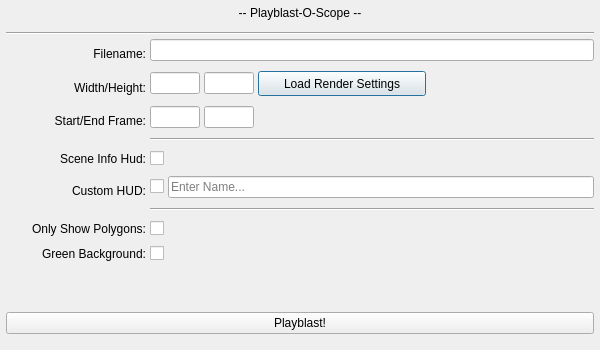
The window that src/calabash/scripts/calabash/views/UI/playblast02.ui (thomasjmoore/Calabash-Tools) describes before a commit, drawn with Qt 5.
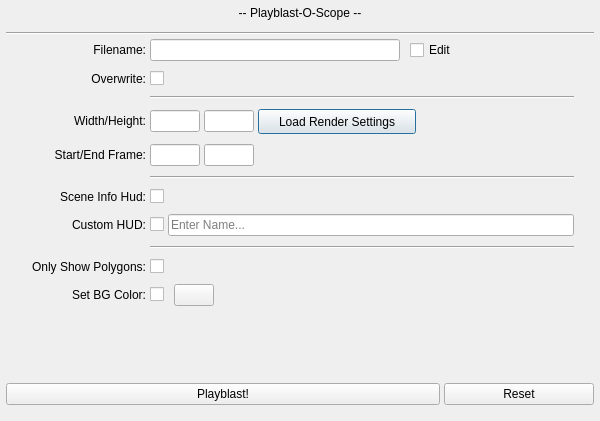
The same window after the commit.

Commit message: Saves custom hud, reset, custom bg color, overwrite toggle, get render resolution

Diff of the .ui file:
```diff
--- a/src/calabash/scripts/calabash/views/UI/playblast02.ui
+++ b/src/calabash/scripts/calabash/views/UI/playblast02.ui
@@ -7,7 +7,7 @@
     <x>0</x>
     <y>0</y>
     <width>600</width>
-    <height>350</height>
+    <height>421</height>
    </rect>
   </property>
   <property name="sizePolicy">
@@ -79,6 +79,9 @@
        <property name="topMargin">
         <number>0</number>
        </property>
+       <property name="rightMargin">
+        <number>20</number>
+       </property>
        <item row="0" column="0">
         <widget class="QLabel" name="filename_lbl">
          <property name="sizePolicy">
@@ -103,24 +106,44 @@
           <string>Filename:</string>
          </property>
          <property name="alignment">
-          <set>Qt::AlignBottom|Qt::AlignRight|Qt::AlignTrailing</set>
+          <set>Qt::AlignRight|Qt::AlignTrailing|Qt::AlignVCenter</set>
          </property>
          <property name="buddy">
           <cstring>filename_le</cstring>
          </property>
         </widget>
        </item>
-       <item row="0" column="1">
-        <widget class="QLineEdit" name="filename_le">
-         <property name="enabled">
-          <bool>true</bool>
-         </property>
-         <property name="readOnly">
-          <bool>false</bool>
-         </property>
-        </widget>
-       </item>
        <item row="1" column="0">
+        <widget class="QLabel" name="label_5">
+         <property name="minimumSize">
+          <size>
+           <width>120</width>
+           <height>0</height>
+          </size>
+         </property>
+         <property name="text">
+          <string>Overwrite:</string>
+         </property>
+         <property name="alignment">
+          <set>Qt::AlignRight|Qt::AlignTrailing|Qt::AlignVCenter</set>
+         </property>
+        </widget>
+       </item>
+       <item row="1" column="1">
+        <widget class="QCheckBox" name="overwrite_chk">
+         <property name="text">
+          <string/>
+         </property>
+        </widget>
+       </item>
+       <item row="2" column="1">
+        <widget class="Line" name="line_3">
+         <property name="orientation">
+          <enum>Qt::Horizontal</enum>
+         </property>
+        </widget>
+       </item>
+       <item row="3" column="0">
         <widget class="QLabel" name="widthHeight_lbl">
          <property name="sizePolicy">
           <sizepolicy hsizetype="Fixed" vsizetype="Preferred">
@@ -138,14 +161,14 @@
           <string>Width/Height:</string>
          </property>
          <property name="alignment">
-          <set>Qt::AlignBottom|Qt::AlignRight|Qt::AlignTrailing</set>
+          <set>Qt::AlignRight|Qt::AlignTrailing|Qt::AlignVCenter</set>
          </property>
          <property name="buddy">
           <cstring>width_le</cstring>
          </property>
         </widget>
        </item>
-       <item row="1" column="1">
+       <item row="3" column="1">
         <layout class="QHBoxLayout" name="widthHeight_hlt">
          <property name="spacing">
           <number>4</number>
@@ -225,7 +248,7 @@
          </item>
         </layout>
        </item>
-       <item row="2" column="0">
+       <item row="4" column="0">
         <widget class="QLabel" name="startEnd_lbl">
          <property name="sizePolicy">
           <sizepolicy hsizetype="Fixed" vsizetype="Preferred">
@@ -243,14 +266,14 @@
           <string>Start/End Frame:</string>
          </property>
          <property name="alignment">
-          <set>Qt::AlignBottom|Qt::AlignRight|Qt::AlignTrailing</set>
+          <set>Qt::AlignRight|Qt::AlignTrailing|Qt::AlignVCenter</set>
          </property>
          <property name="buddy">
           <cstring>start_le</cstring>
          </property>
         </widget>
        </item>
-       <item row="2" column="1">
+       <item row="4" column="1">
         <layout class="QHBoxLayout" name="startEnd_hlt">
          <property name="spacing">
           <number>4</number>
@@ -302,24 +325,14 @@
          </item>
         </layout>
        </item>
-       <item row="3" column="1">
-        <widget class="Line" name="line">
-         <property name="orientation">
-          <enum>Qt::Horizontal</enum>
-         </property>
-        </widget>
-       </item>
        <item row="5" column="1">
-        <widget class="QCheckBox" name="hud_chk">
-         <property name="text">
-          <string/>
-         </property>
-         <property name="checked">
-          <bool>false</bool>
+        <widget class="Line" name="line">
+         <property name="orientation">
+          <enum>Qt::Horizontal</enum>
          </property>
         </widget>
        </item>
-       <item row="5" column="0">
+       <item row="7" column="0">
         <widget class="QLabel" name="label">
          <property name="sizePolicy">
           <sizepolicy hsizetype="Minimum" vsizetype="Preferred">
@@ -337,11 +350,37 @@
           <string>Scene Info Hud:</string>
          </property>
          <property name="alignment">
-          <set>Qt::AlignBottom|Qt::AlignRight|Qt::AlignTrailing</set>
+          <set>Qt::AlignRight|Qt::AlignTrailing|Qt::AlignVCenter</set>
          </property>
         </widget>
        </item>
-       <item row="6" column="1">
+       <item row="7" column="1">
+        <widget class="QCheckBox" name="hud_chk">
+         <property name="text">
+          <string/>
+         </property>
+         <property name="checked">
+          <bool>false</bool>
+         </property>
+        </widget>
+       </item>
+       <item row="8" column="0">
+        <widget class="QLabel" name="label_2">
+         <property name="minimumSize">
+          <size>
+           <width>120</width>
+           <height>0</height>
+          </size>
+         </property>
+         <property name="text">
+          <string>Custom HUD:</string>
+         </property>
+         <property name="alignment">
+          <set>Qt::AlignRight|Qt::AlignTrailing|Qt::AlignVCenter</set>
+         </property>
+        </widget>
+       </item>
+       <item row="8" column="1">
         <layout class="QHBoxLayout" name="cstmHud_hlt">
          <property name="spacing">
           <number>4</number>
@@ -368,47 +407,14 @@
          </item>
         </layout>
        </item>
-       <item row="6" column="0">
-        <widget class="QLabel" name="label_2">
-         <property name="minimumSize">
-          <size>
-           <width>120</width>
-           <height>0</height>
-          </size>
-         </property>
-         <property name="text">
-          <string>Custom HUD:</string>
-         </property>
-         <property name="alignment">
-          <set>Qt::AlignBottom|Qt::AlignRight|Qt::AlignTrailing</set>
-         </property>
-        </widget>
-       </item>
-       <item row="7" column="1">
-        <widget class="Line" name="line_2">
-         <property name="orientation">
-          <enum>Qt::Horizontal</enum>
-         </property>
-        </widget>
-       </item>
-       <item row="8" column="1">
-        <widget class="QCheckBox" name="clearViewport_chk">
-         <property name="text">
-          <string/>
-         </property>
-         <property name="checked">
-          <bool>false</bool>
-         </property>
-        </widget>
-       </item>
        <item row="9" column="1">
-        <widget class="QCheckBox" name="green_chk">
-         <property name="text">
-          <string/>
+        <widget class="Line" name="line_2">
+         <property name="orientation">
+          <enum>Qt::Horizontal</enum>
          </property>
         </widget>
        </item>
-       <item row="8" column="0">
+       <item row="10" column="0">
         <widget class="QLabel" name="label_3">
          <property name="minimumSize">
           <size>
@@ -420,11 +426,21 @@
           <string>Only Show Polygons:</string>
          </property>
          <property name="alignment">
-          <set>Qt::AlignBottom|Qt::AlignRight|Qt::AlignTrailing</set>
+          <set>Qt::AlignRight|Qt::AlignTrailing|Qt::AlignVCenter</set>
          </property>
         </widget>
        </item>
-       <item row="9" column="0">
+       <item row="10" column="1">
+        <widget class="QCheckBox" name="clearViewport_chk">
+         <property name="text">
+          <string/>
+         </property>
+         <property name="checked">
+          <bool>false</bool>
+         </property>
+        </widget>
+       </item>
+       <item row="11" column="0">
         <widget class="QLabel" name="label_4">
          <property name="minimumSize">
           <size>
@@ -433,13 +449,80 @@
           </size>
          </property>
          <property name="text">
-          <string>Green Background:</string>
+          <string>Set BG Color:</string>
          </property>
          <property name="alignment">
-          <set>Qt::AlignBottom|Qt::AlignRight|Qt::AlignTrailing</set>
+          <set>Qt::AlignRight|Qt::AlignTrailing|Qt::AlignVCenter</set>
          </property>
         </widget>
        </item>
+       <item row="0" column="1">
+        <layout class="QHBoxLayout" name="horizontalLayout_2">
+         <property name="spacing">
+          <number>10</number>
+         </property>
+         <item>
+          <widget class="QLineEdit" name="filename_le">
+           <property name="enabled">
+            <bool>true</bool>
+           </property>
+           <property name="maximumSize">
+            <size>
+             <width>250</width>
+             <height>16777215</height>
+            </size>
+           </property>
+           <property name="readOnly">
+            <bool>false</bool>
+           </property>
+          </widget>
+         </item>
+         <item>
+          <widget class="QCheckBox" name="editName_chk">
+           <property name="text">
+            <string>Edit</string>
+           </property>
+          </widget>
+         </item>
+        </layout>
+       </item>
+       <item row="11" column="1">
+        <layout class="QHBoxLayout" name="horizontalLayout_4">
+         <property name="spacing">
+          <number>10</number>
+         </property>
+         <property name="topMargin">
+          <number>0</number>
+         </property>
+         <item>
+          <widget class="QCheckBox" name="green_chk">
+           <property name="text">
+            <string/>
+           </property>
+          </widget>
+         </item>
+         <item>
+          <widget class="QPushButton" name="color_btn">
+           <property name="text">
+            <string/>
+           </property>
+          </widget>
+         </item>
+         <item>
+          <spacer name="horizontalSpacer">
+           <property name="orientation">
+            <enum>Qt::Horizontal</enum>
+           </property>
+           <property name="sizeHint" stdset="0">
+            <size>
+             <width>40</width>
+             <height>20</height>
+            </size>
+           </property>
+          </spacer>
+         </item>
+        </layout>
+       </item>
       </layout>
      </item>
      <item>
@@ -456,11 +539,31 @@
       </spacer>
      </item>
      <item>
-      <widget class="QPushButton" name="playblast_btn">
-       <property name="text">
-        <string>Playblast!</string>
+      <layout class="QHBoxLayout" name="horizontalLayout_3">
+       <property name="topMargin">
+        <number>0</number>
        </property>
-      </widget>
+       <item>
+        <widget class="QPushButton" name="playblast_btn">
+         <property name="text">
+          <string>Playblast!</string>
+         </property>
+        </widget>
+       </item>
+       <item>
+        <widget class="QPushButton" name="reset_btn">
+         <property name="maximumSize">
+          <size>
+           <width>150</width>
+           <height>16777215</height>
+          </size>
+         </property>
+         <property name="text">
+          <string>Reset</string>
+         </property>
+        </widget>
+       </item>
+      </layout>
      </item>
     </layout>
    </item>
```
Left out of the diff: 2 changed lines with no effect on the pictures. The commit also changes 3 other files.
